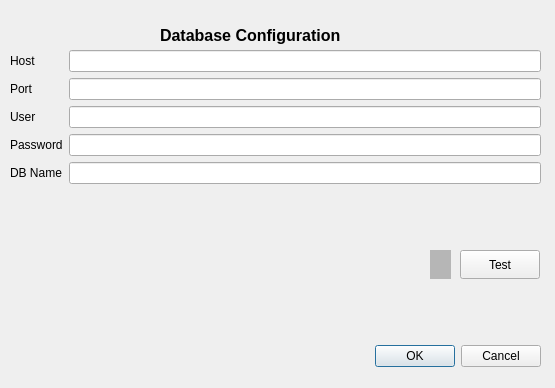
This is app/ui/dbconf.ui in unipolar-soft/substation_logger as Qt 5 draws it before an edit. The edited form follows.
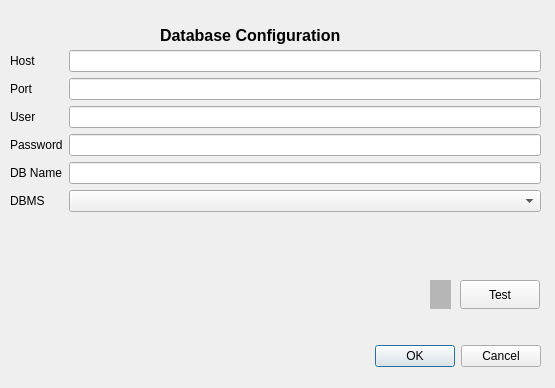
This is the edited form.

The edit to the form file:
```diff
--- a/app/ui/dbconf.ui
+++ b/app/ui/dbconf.ui
@@ -41,7 +41,7 @@
      <x>10</x>
      <y>50</y>
      <width>531</width>
-     <height>191</height>
+     <height>221</height>
     </rect>
    </property>
    <layout class="QFormLayout" name="formLayout">
@@ -95,6 +95,16 @@
     <item row="4" column="1">
      <widget class="QLineEdit" name="dbnameEdit"/>
     </item>
+    <item row="5" column="0">
+     <widget class="QLabel" name="dbms_label">
+      <property name="text">
+       <string>DBMS</string>
+      </property>
+     </widget>
+    </item>
+    <item row="5" column="1">
+     <widget class="QComboBox" name="dbms_select_comboBox"/>
+    </item>
    </layout>
   </widget>
   <widget class="QLabel" name="label_6">
@@ -133,7 +143,7 @@
    <property name="geometry">
     <rect>
      <x>430</x>
-     <y>250</y>
+     <y>280</y>
      <width>21</width>
      <height>29</height>
     </rect>
@@ -149,7 +159,7 @@
    <property name="geometry">
     <rect>
      <x>460</x>
-     <y>250</y>
+     <y>280</y>
      <width>80</width>
      <height>29</height>
     </rect>
```
